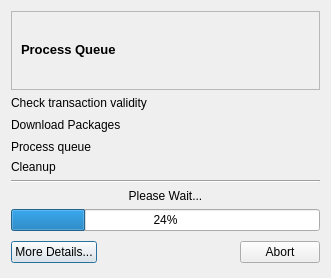
drf/shaman1, file trunk/ui/transactionDialog.ui: the form before one commit.
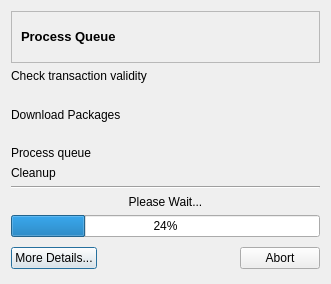
The form after the commit. Icons and pictures are not drawn.

```diff
--- a/trunk/ui/transactionDialog.ui
+++ b/trunk/ui/transactionDialog.ui
@@ -6,7 +6,7 @@
     <x>0</x>
     <y>0</y>
     <width>331</width>
-    <height>278</height>
+    <height>284</height>
    </rect>
   </property>
   <property name="windowTitle" >
@@ -176,7 +176,7 @@
    <item row="0" column="0" >
     <widget class="QFrame" name="frame" >
      <property name="sizePolicy" >
-      <sizepolicy vsizetype="Preferred" hsizetype="Preferred" >
+      <sizepolicy vsizetype="Maximum" hsizetype="Minimum" >
        <horstretch>0</horstretch>
        <verstretch>0</verstretch>
       </sizepolicy>
@@ -212,6 +212,12 @@
           <height>32</height>
          </size>
         </property>
+        <property name="maximumSize" >
+         <size>
+          <width>32</width>
+          <height>32</height>
+         </size>
+        </property>
         <property name="text" >
          <string/>
         </property>
```
